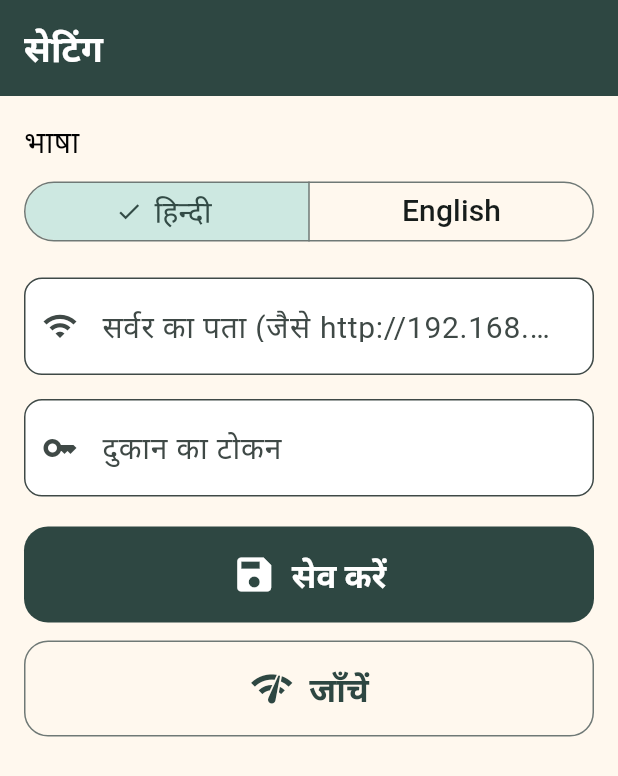
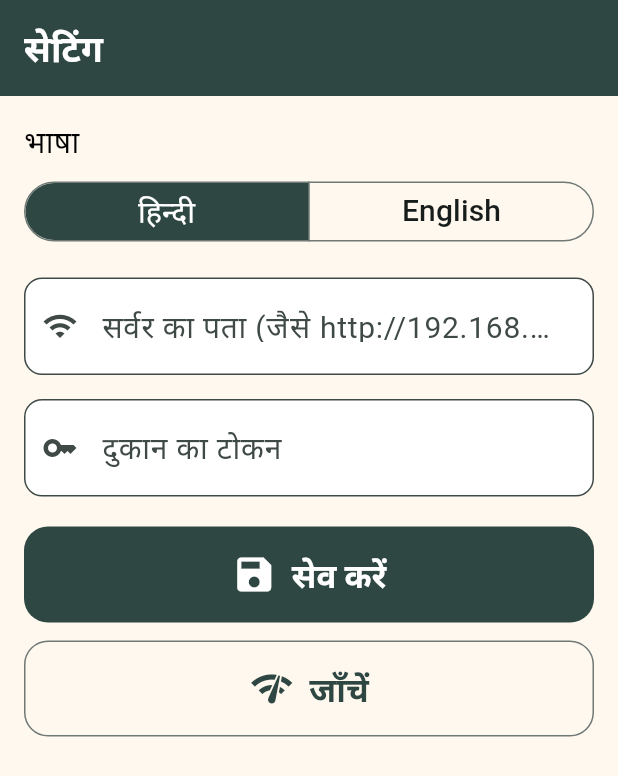
Before and after one commit to Rahullkumr/repairwala, a Flutter app: the screen it shows after launch, on a phone screen of 412 x 824 dp. Shown: the top 776 px of the screen. Run offline on Flutter 3.47's test engine with Material 3 defaults, Android fonts, the phone set to English and light mode, and no system bars; our stand-ins replace audioplayers, image_picker, share_plus, shared_preferences; missing offline and left inert: record; accounts and stored records are empty.

Commit message:
style(app): show selected chips and language by colour, not a tick
Choice chips (machine, payment) and the language switch drop the tick:
the selected one is filled with the app green, with white icon and text,
and machine chips keep their icon instead of swapping it for a tick.

```diff
--- a/app/lib/screens/settings_screen.dart
+++ b/app/lib/screens/settings_screen.dart
@@ -94,7 +94,11 @@ class _SettingsScreenState extends State<SettingsScreen> {
               ),
             ],
             selected: {S.lang.value},
-            showSelectedIcon: true,
+            showSelectedIcon: false,
+            style: SegmentedButton.styleFrom(
+              selectedBackgroundColor: kGreen,
+              selectedForegroundColor: Colors.white,
+            ),
             onSelectionChanged: (s) => S.setLang(s.first),
           ),
           const SizedBox(height: 20),
```
Also changed, not shown: app/lib/screens/job_form_screen.dart (+25 -6 lines).
